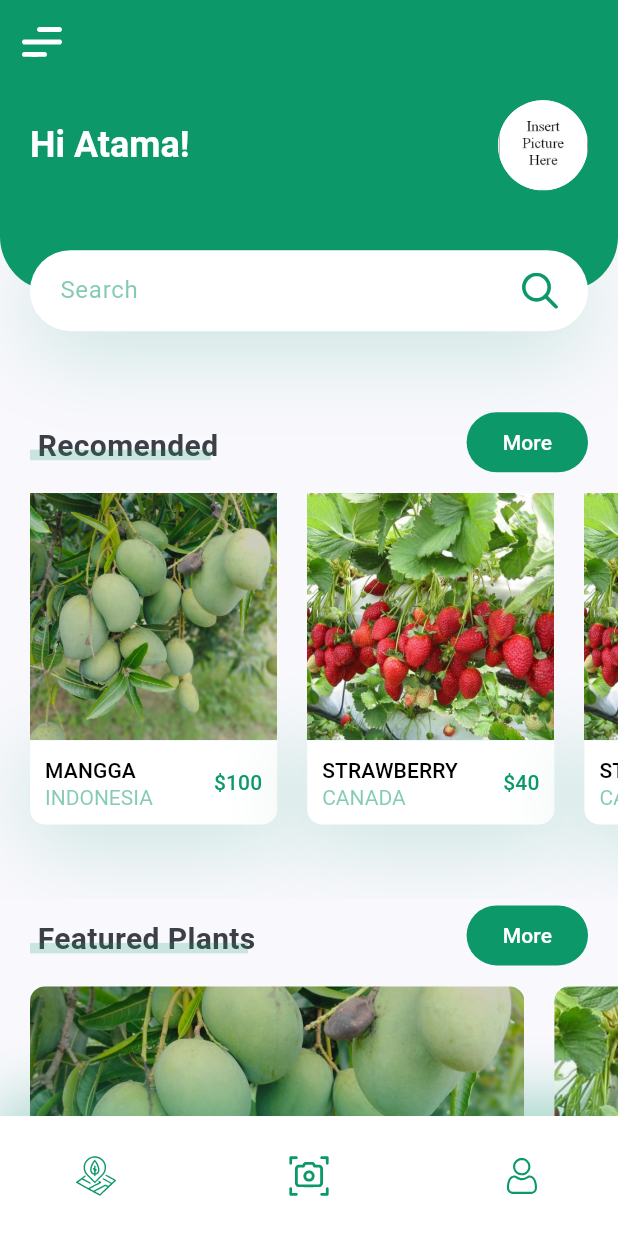
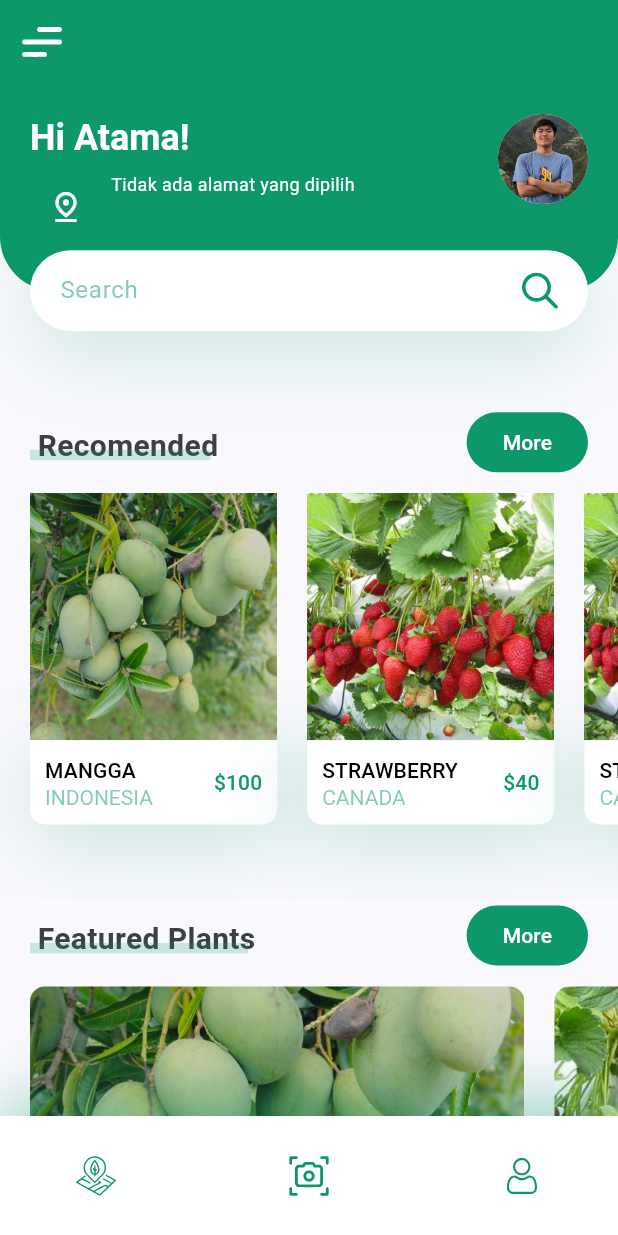
Before and after one commit to FirdausyTama/PlantApp, a Flutter app: the screen it shows after launch, on a phone screen of 412 x 824 dp. Run offline on Flutter 3.47's test engine with Material 3 defaults, Android fonts, the phone set to English and light mode, and no system bars; our stand-ins replace camera, flutter_svg, geocoding, geolocator, google_maps_flutter, image_picker and 1 more.

Commit message:
membuat alamat dan foto profil

```diff
--- a/lib/screens/home/components/header_with_searchbox.dart
+++ b/lib/screens/home/components/header_with_searchbox.dart
@@ -1,29 +1,35 @@
 import 'package:flutter/material.dart';
 import 'package:flutter_svg/svg.dart';
 import 'package:plantapp/constants.dart';
+import 'package:plantapp/screens/alamat/map_page.dart';
 
-class HeaderWithSearchBox extends StatelessWidget {
-  const HeaderWithSearchBox({
-    super.key,
-    required this.size,
-  });
+class HeaderWithSearchBox extends StatefulWidget {
+  const HeaderWithSearchBox({super.key, required this.size});
 
   final Size size;
+
+  @override
+  State<HeaderWithSearchBox> createState() => _HeaderWithSearchBoxState();
+}
+
+class _HeaderWithSearchBoxState extends State<HeaderWithSearchBox> {
+  String? alamatDipilih;
 
   @override
   Widget build(BuildContext context) {
     return Container(
       margin: EdgeInsets.only(bottom: kDefaultPadding * 2.5),
-      height: size.height * 0.2,
+      height: widget.size.height * 0.2,
       child: Stack(
         children: [
           Container(
             padding: EdgeInsets.only(
               left: kDefaultPadding,
               right: kDefaultPadding,
-              bottom: 36 + kDefaultPadding,
+              bottom: kDefaultPadding,
+              top: kDefaultPadding,
             ),
-            height: size.height * 0.2 - 27,
+            height: widget.size.height * 0.2 - 27,
             decoration: BoxDecoration(
               color: kPrimaryColor,
               borderRadius: BorderRadius.only(
@@ -32,19 +38,66 @@ class HeaderWithSearchBox extends StatelessWidget {
               ),
             ),
             child: Row(
+              crossAxisAlignment: CrossAxisAlignment.start,
               children: [
-                Text('Hi Atama!',
-                style: Theme.of(context).textTheme.headlineSmall?.copyWith(
-                  color: Colors.white, fontWeight: FontWeight.bold
+                Expanded(
+                  child: Column(
+                    crossAxisAlignment: CrossAxisAlignment.start,
+                    children: [
+                      Text(
+                        'Hi Atama!',
+                        style: Theme.of(
+                          context,
+                        ).textTheme.headlineSmall?.copyWith(
+                          color: Colors.white,
+                          fontWeight: FontWeight.bold,
+                        ),
+                      ),
+                      const SizedBox(height: 6),
+                      Row(
+                        crossAxisAlignment: CrossAxisAlignment.start,
+                        children: [
+                          IconButton(
+                            icon: const Icon(
+                              Icons.pin_drop_outlined,
+                              color: Colors.white,
+                            ),
+                            onPressed: () async {
+                              final result = await Navigator.push(
+                                context,
+                                MaterialPageRoute(
+                                  builder: (context) => const MapPage(),
+                                ),
+                              );
+                              if (result != null) {
+                                setState(() {
+                                  alamatDipilih = result.toString();
+                                });
+                              }
+                            },
+                          ),
+                          const SizedBox(width: 6),
+                          Expanded(
+                            child: Text(
+                              alamatDipilih ?? 'Tidak ada alamat yang dipilih',
+                              style: const TextStyle(
+                                color: Colors.white,
+                                fontSize: 12,
+                              ),
+                              maxLines: 2,
+                              overflow: TextOverflow.ellipsis,
+                            ),
+                          ),
+                        ],
+                      ),
+                    ],
+                  ),
                 ),
-                ),
-                Spacer(),
-                CircleAvatar(
+
+                const CircleAvatar(
                   radius: 30,
                   backgroundColor: Colors.white,
-                  backgroundImage: AssetImage(
-                    'assets/images/poyo.jpg',
-                  ),
+                  backgroundImage: AssetImage('assets/images/pp.jpg'),
                 ),
               ],
             ),
@@ -65,8 +118,6 @@ class HeaderWithSearchBox extends StatelessWidget {
                   BoxShadow(
                     offset: Offset(0, 10),
                     blurRadius: 50,
-
-                    // ignore: deprecated_member_use
                     color: kPrimaryColor.withOpacity(0.23),
                   ),
                 ],
@@ -79,7 +130,6 @@ class HeaderWithSearchBox extends StatelessWidget {
                       decoration: InputDecoration(
                         hintText: "Search",
                         hintStyle: TextStyle(
-                          // ignore: deprecated_member_use
                           color: kPrimaryColor.withOpacity(0.5),
                         ),
                         enabledBorder: InputBorder.none,
```
Also changed, not shown: assets/images/pp.jpg (added).
